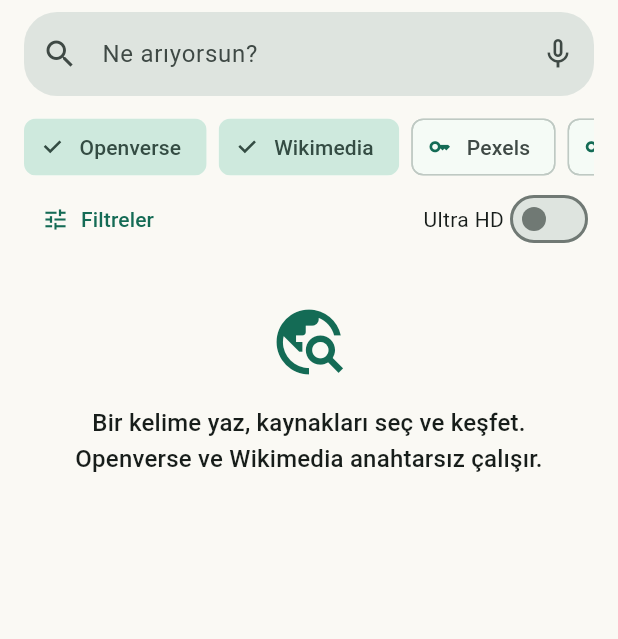
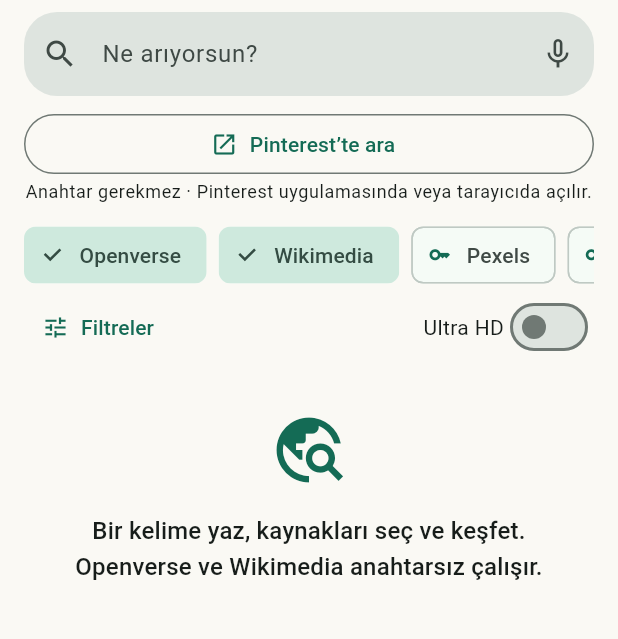
Before and after one commit to pala0071/gorselara, a Flutter app: the screen it shows after launch, on a phone screen of 412 x 824 dp, the part 84-723 px from its top. Run offline on Flutter 3.47's test engine with Material 3 defaults, Android fonts, the phone set to English and light mode, and no system bars; our stand-ins replace cached_network_image, dio, flutter_cache_manager, flutter_local_notifications, flutter_riverpod, flutter_secure_storage and 7 more; missing offline and left inert: gal; accounts and stored records are empty.

Commit message:
Add key-free Pinterest search handoff and bump Android version to 1.0.1

```diff
--- a/lib/presentation/widgets/search_box.dart
+++ b/lib/presentation/widgets/search_box.dart
@@ -2,6 +2,7 @@ import 'package:flutter/material.dart';
 import 'package:flutter_riverpod/flutter_riverpod.dart';
 import 'package:speech_to_text/speech_to_text.dart';
 import 'package:permission_handler/permission_handler.dart';
+import 'package:url_launcher/url_launcher.dart';
 import '../providers.dart';
 
 class SearchBox extends ConsumerStatefulWidget {
@@ -24,6 +25,28 @@ class _SearchBoxState extends ConsumerState<SearchBox> {
     focus.unfocus();
     setState(() => suggestions = false);
     ref.read(searchProvider.notifier).search(q);
+  }
+  Future<void> openPinterest() async {
+    final s = ref.read(stringsProvider);
+    final query = controller.text.trim();
+    if (query.isEmpty) {
+      focus.requestFocus();
+      ScaffoldMessenger.of(context).showSnackBar(SnackBar(content: Text(
+        s.t('Önce aramak istediğin kelimeyi yaz.', 'Enter a search term first.'))));
+      return;
+    }
+    focus.unfocus();
+    final uri = Uri.https('www.pinterest.com', '/search/pins/', {'q': query});
+    try {
+      final opened = await launchUrl(uri, mode: LaunchMode.externalApplication);
+      if (!opened) throw StateError('Unable to open Pinterest');
+    } catch (_) {
+      if (!mounted) return;
+      ScaffoldMessenger.of(context).showSnackBar(SnackBar(content: Text(
+        s.t('Pinterest açılamadı. Tarayıcını kontrol edip tekrar dene.',
+          'Could not open Pinterest. Check your browser and try again.')),
+        action: SnackBarAction(label: s.t('Yeniden dene', 'Retry'), onPressed: openPinterest)));
+    }
   }
   Future<void> dictate() async {
     final s = ref.read(stringsProvider);
@@ -66,6 +89,14 @@ class _SearchBoxState extends ConsumerState<SearchBox> {
           suffixIcon: IconButton(tooltip: s.t('Sesle ara', 'Voice search'), onPressed: dictate,
             icon: Icon(listening ? Icons.mic : Icons.mic_none, color: listening ? Colors.red : null)),
           filled: true, border: OutlineInputBorder(borderRadius: BorderRadius.circular(22), borderSide: BorderSide.none))),
+      const SizedBox(height: 8),
+      SizedBox(width: double.infinity, child: OutlinedButton.icon(
+        onPressed: openPinterest,
+        icon: const Icon(Icons.open_in_new),
+        label: Text(s.t('Pinterest’te ara', 'Search on Pinterest')))),
+      Text(s.t('Anahtar gerekmez · Pinterest uygulamasında veya tarayıcıda açılır.',
+        'No API key · Opens in Pinterest or your browser.'),
+        textAlign: TextAlign.center, style: Theme.of(context).textTheme.bodySmall),
       if (suggestions && history.isNotEmpty) Card(child: Column(children: history.map((q) => ListTile(
         dense: true, leading: const Icon(Icons.history), title: Text(q), onTap: () => submit(q))).toList())),
     ]);
--- a/pubspec.yaml
+++ b/pubspec.yaml
@@ -1,7 +1,7 @@
 name: gorselara
 description: Çok kaynaklı Android görsel arama uygulaması.
 publish_to: 'none'
-version: 1.0.0+1
+version: 1.0.1+2
 environment:
   sdk: '>=3.8.0 <4.0.0'
 dependencies:
```
Also changed, not shown: 1 other file.
